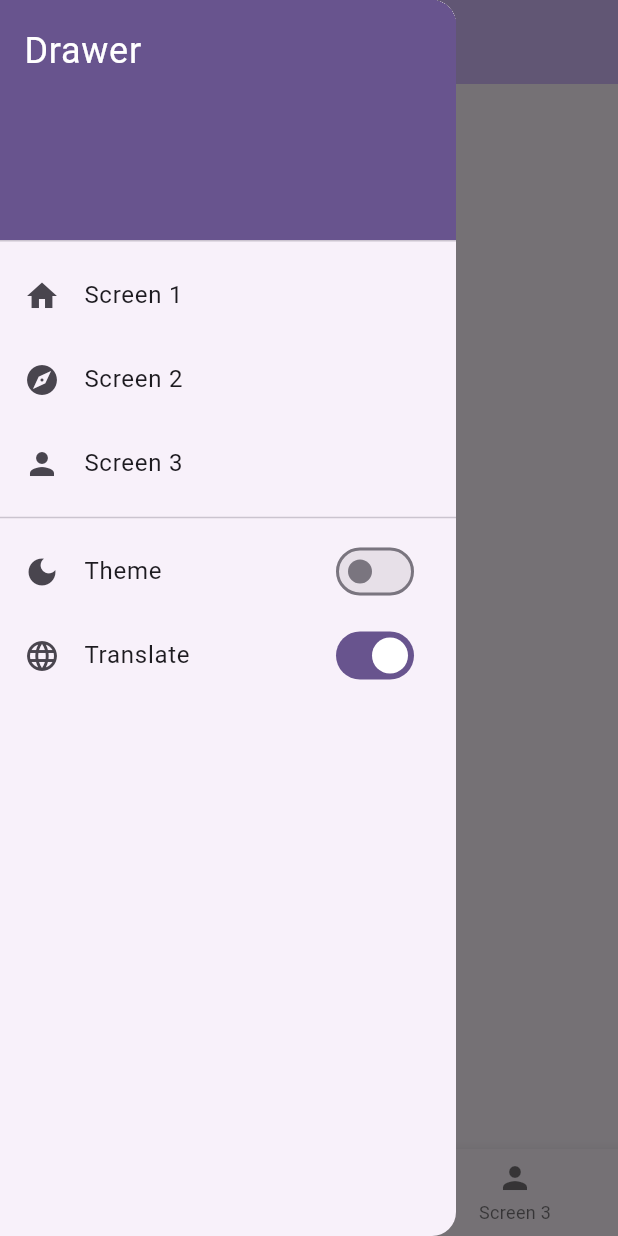
After one commit to MontyCoder0701/flutter-starter, a Flutter app: the screen it shows after launch, with the side drawer open, on a phone screen of 412 x 824 dp. The commit adds this screen. Run offline on Flutter 3.47's test engine with Material 3 defaults, Android fonts, the phone set to English and light mode, and no system bars; drawn by our look-alikes of upgrader; our stand-ins replace flutter_riverpod, go_router.

Commit message:
refactor: drawer 분리

```diff
--- /dev/null
+++ b/lib/main_drawer.dart
@@ -0,0 +1,86 @@
+import 'package:flutter/material.dart';
+import 'package:flutter_riverpod/flutter_riverpod.dart';
+import 'package:go_router/go_router.dart';
+
+import 'l10n/app_localizations.dart';
+import 'providers/locale_provider.dart';
+import 'providers/theme_provider.dart';
+
+class MainDrawer extends ConsumerWidget {
+  const MainDrawer({super.key});
+
+  @override
+  Widget build(BuildContext context, WidgetRef ref) {
+    final themeMode = ref.watch(themeProvider);
+    final themeNotifier = ref.read(themeProvider.notifier);
+    final isDark = themeMode == ThemeMode.dark;
+
+    final locale = ref.watch(localeProvider);
+    final localeNotifier = ref.read(localeProvider.notifier);
+    final isEnglish = locale == const Locale('en');
+    final localize = AppLocalizations.of(context)!;
+
+    return Drawer(
+      child: ListView(
+        padding: EdgeInsets.zero,
+        children: [
+          DrawerHeader(
+            decoration: BoxDecoration(
+              color: Theme.of(context).colorScheme.primary,
+            ),
+            child: Text(
+              'Drawer',
+              style: TextStyle(
+                color: Theme.of(context).colorScheme.onPrimary,
+                fontSize: 24,
+              ),
+            ),
+          ),
+          ListTile(
+            leading: const Icon(Icons.home),
+            title: const Text('Screen 1'),
+            onTap: () {
+              Navigator.pop(context);
+              context.go('/screen1');
+            },
+          ),
+          ListTile(
+            leading: const Icon(Icons.explore),
+            title: const Text('Screen 2'),
+            onTap: () {
+              Navigator.pop(context);
+              context.go('/screen2');
+            },
+          ),
+          ListTile(
+            leading: const Icon(Icons.person),
+            title: const Text('Screen 3'),
+            onTap: () {
+              Navigator.pop(context);
+              context.go('/screen3');
+            },
+          ),
+          const Divider(),
+          SwitchListTile(
+            title: const Text('Theme'),
+            secondary: const Icon(Icons.dark_mode),
+            value: isDark,
+            onChanged: (value) {
+              themeNotifier.state = value ? ThemeMode.dark : ThemeMode.light;
+            },
+          ),
+          SwitchListTile(
+            title: Text(localize.translate),
+            secondary: const Icon(Icons.language),
+            value: isEnglish,
+            onChanged: (value) {
+              localeNotifier.state = value
+                  ? const Locale('en')
+                  : const Locale('ko');
+            },
+          ),
+        ],
+      ),
+    );
+  }
+}
```
Also changed, not shown: lib/main_scaffold.dart (+2 -73 lines).
